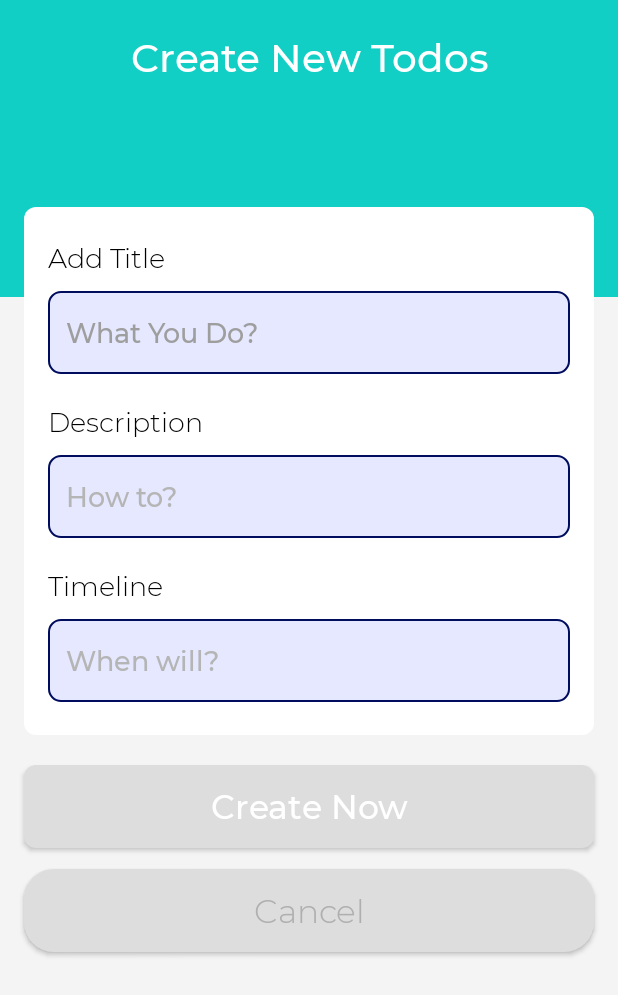
After one commit to WuTangDecClan/Cured, an Android app: the NewDiaryActivity screen opened directly, with no data from a screen before it, on a phone screen of 412 x 824 dp. The commit adds this screen. Shown: the top 995 px of the screen. Run offline under Robolectric (Android 15) with nearby library versions, the phone set to English and light mode, and no system bars; our stand-ins replace Firebase (no records; nobody signed in at launch, a user with empty details on screens opened directly).

Commit message:
Adding diary entry

```diff
--- a/app/src/main/AndroidManifest.xml
+++ b/app/src/main/AndroidManifest.xml
@@ -35,6 +35,7 @@
         <activity android:name=".EditMedicineActivity" />
         <activity android:name=".DiaryActivity" />
         <activity android:name=".NotificationActivity"></activity>
+        <activity android:name=".NewDiaryActivity"></activity>
 
         <receiver
             android:name=".Reboot"
--- a/app/src/main/java/com/example/cured/DiaryActivity.java
+++ b/app/src/main/java/com/example/cured/DiaryActivity.java
@@ -1,6 +1,9 @@
 package com.example.cured;
+
+import android.content.Intent;
 import android.graphics.Typeface;
 import android.os.Bundle;
+import android.view.View;
 import android.widget.Button;
 import android.widget.TextView;
 import android.widget.Toast;
@@ -49,13 +52,13 @@ public class DiaryActivity extends AppCompatActivity {
         btnAddDiary.setTypeface(MLight);
 
         //Button to add diary starts new activity
-//        btnAddDiary.setOnClickListener(new View.OnClickListener() {
-//            @Override
-//            public void onClick(View v) {
-//                Intent a = new Intent(MainActivity.this,NewTodoActivity.class);
-//                startActivity(a);
-//            }
-//        });
+        btnAddDiary.setOnClickListener(new View.OnClickListener() {
+            @Override
+            public void onClick(View v) {
+                Intent a = new Intent(DiaryActivity.this,NewDiaryActivity.class);
+                startActivity(a);
+            }
+        });
 
 
         // working with data
--- /dev/null
+++ b/app/src/main/java/com/example/cured/NewDiaryActivity.java
@@ -0,0 +1,95 @@
+package com.example.cured;
+import android.content.Intent;
+import android.graphics.Typeface;
+import android.os.Bundle;
+import android.view.View;
+import android.widget.Button;
+import android.widget.EditText;
+import android.widget.TextView;
+
+import androidx.appcompat.app.AppCompatActivity;
+
+import com.google.firebase.database.DataSnapshot;
+import com.google.firebase.database.DatabaseError;
+import com.google.firebase.database.DatabaseReference;
+import com.google.firebase.database.FirebaseDatabase;
+import com.google.firebase.database.ValueEventListener;
+
+import java.util.Random;
+
+public class NewDiaryActivity extends AppCompatActivity {
+
+    TextView titlepage, addtitle, adddesc, adddate;
+    EditText diary_title, diary_desc, diary_date;
+    Button btnSaveEntry, btnCancel;
+    DatabaseReference reference;
+    Integer diaryNum = new Random().nextInt();
+    String diary_key = Integer.toString(diaryNum);
+
+    @Override
+    protected void onCreate(Bundle savedInstanceState) {
+        super.onCreate(savedInstanceState);
+        setContentView(R.layout.new_diary);
+
+        titlepage = findViewById(R.id.titlepage);
+
+        addtitle = findViewById(R.id.addtitle);
+        adddesc = findViewById(R.id.adddesc);
+        adddate = findViewById(R.id.adddate);
+
+        diary_title = findViewById(R.id.diary_title);
+        diary_desc = findViewById(R.id.diary_desc);
+        diary_date = findViewById(R.id.diary_date);
+
+        btnSaveEntry = findViewById(R.id.btnSaveEntry);
+        btnCancel = findViewById(R.id.btnCancel);
+
+        btnSaveEntry.setOnClickListener(new View.OnClickListener() {
+            @Override
+            public void onClick(View v) {
+                // insert data to database
+                reference = FirebaseDatabase.getInstance().getReference().child("DiaryApp").
+                        child("Diary" + diaryNum);
+                reference.addValueEventListener(new ValueEventListener() {
+                    @Override
+                    public void onDataChange(DataSnapshot dataSnapshot) {
+
+                        dataSnapshot.getRef().child("diary_title").setValue(diary_title.getText().toString());
+                        dataSnapshot.getRef().child("diary_desc").setValue(diary_desc.getText().toString());
+                        dataSnapshot.getRef().child("diary_date").setValue(diary_date.getText().toString());
+                        dataSnapshot.getRef().child("diary_key").setValue(diary_key);
+
+                        Intent a = new Intent(NewDiaryActivity.this,DiaryActivity.class);
+                        startActivity(a);
+
+                    }
+
+                    @Override
+                    public void onCancelled(DatabaseError databaseError) {
+
+                    }
+                });
+            }
+        });
+
+        // import font
+        Typeface MLight = Typeface.createFromAsset(getAssets(), "fonts/ML.ttf");
+        Typeface MMedium = Typeface.createFromAsset(getAssets(), "fonts/MM.ttf");
+
+        // customize font
+        titlepage.setTypeface(MMedium);
+
+        addtitle.setTypeface(MLight);
+        diary_title.setTypeface(MMedium);
+
+        adddesc.setTypeface(MLight);
+        diary_desc.setTypeface(MMedium);
+
+        adddate.setTypeface(MLight);
+        diary_date.setTypeface(MMedium);
+
+        btnSaveEntry.setTypeface(MMedium);
+        btnCancel.setTypeface(MLight);
+
+    }
+}
--- /dev/null
+++ b/app/src/main/res/layout/new_diary.xml
@@ -0,0 +1,164 @@
+<?xml version="1.0" encoding="utf-8"?>
+<LinearLayout
+    android:orientation="vertical"
+    xmlns:android="http://schemas.android.com/apk/res/android"
+    xmlns:app="http://schemas.android.com/apk/res-auto"
+    xmlns:tools="http://schemas.android.com/tools"
+    android:layout_width="match_parent"
+    android:layout_height="match_parent"
+    android:background="#F4F4F4"
+    tools:context=".MainActivity">
+
+
+    <LinearLayout
+        android:orientation="vertical"
+        android:layout_width="match_parent"
+        android:background="@color/colorAccent"
+        android:layout_height="198dp">
+
+        <TextView
+            android:id="@+id/titlepage"
+            android:layout_marginTop="20dp"
+            android:textSize="26sp"
+            android:textColor="#FFF"
+            android:text="Create New Todos"
+            android:textAlignment="center"
+            android:layout_marginBottom="18dp"
+            android:layout_width="match_parent"
+            android:layout_height="wrap_content" />
+
+
+    </LinearLayout>
+
+    <LinearLayout
+        android:layout_marginLeft="16dp"
+        android:layout_marginRight="16dp"
+        android:layout_marginTop="-60dp"
+        android:layout_width="match_parent"
+        android:layout_height="wrap_content"
+        android:background="@drawable/bgitemdoes"
+        android:orientation="vertical"
+        android:paddingBottom="22dp"
+        android:paddingTop="22dp">
+
+        <LinearLayout
+            android:layout_marginRight="16dp"
+            android:layout_marginLeft="16dp"
+            android:orientation="vertical"
+            android:layout_width="match_parent"
+            android:layout_height="wrap_content">
+
+            <TextView
+                android:id="@+id/addtitle"
+                android:textSize="18sp"
+                android:textColor="@color/colorPrimaryDark"
+                android:text="Add Title"
+                android:layout_marginBottom="10dp"
+                android:layout_width="match_parent"
+                android:layout_height="wrap_content" />
+
+            <EditText
+                android:id="@+id/diary_title"
+                android:inputType="text"
+                android:background="@drawable/bginputtask"
+                android:paddingLeft="12dp"
+                android:textColorHint="#9E9E9E"
+                android:textColor="@color/colorPrimaryDark"
+                android:hint="What You Do?"
+                android:layout_width="match_parent"
+                android:layout_height="55dp" />
+
+        </LinearLayout>
+
+        <LinearLayout
+            android:layout_marginTop="20dp"
+            android:layout_marginRight="16dp"
+            android:layout_marginLeft="16dp"
+            android:orientation="vertical"
+            android:layout_width="match_parent"
+            android:layout_height="wrap_content">
+
+            <TextView
+                android:id="@+id/adddesc"
+                android:textSize="18sp"
+                android:textColor="@color/colorPrimaryDark"
+                android:text="Description"
+                android:layout_marginBottom="10dp"
+                android:layout_width="match_parent"
+                android:layout_height="wrap_content" />
+
+            <EditText
+                android:id="@+id/diary_desc"
+                android:inputType="text"
+                android:background="@drawable/bginputtask"
+                android:paddingLeft="12dp"
+                android:textColorHint="#B5B5B5"
+                android:maxLength="25"
+                android:textColor="@color/colorPrimaryDark"
+                android:hint="How to?"
+                android:layout_width="match_parent"
+                android:layout_height="55dp" />
+
+        </LinearLayout>
+
+        <LinearLayout
+            android:layout_marginTop="20dp"
+            android:layout_marginRight="16dp"
+            android:layout_marginLeft="16dp"
+            android:orientation="vertical"
+            android:layout_width="match_parent"
+            android:layout_height="wrap_content">
+
+            <TextView
+                android:id="@+id/adddate"
+                android:textSize="18sp"
+                android:textColor="@color/colorPrimaryDark"
+                android:text="Timeline"
+                android:layout_marginBottom="10dp"
+                android:layout_width="match_parent"
+                android:layout_height="wrap_content" />
+
+            <EditText
+                android:id="@+id/diary_date"
+                android:inputType="text"
+                android:background="@drawable/bginputtask"
+                android:paddingLeft="12dp"
+                android:textColorHint="#B5B5B5"
+                android:textColor="@color/colorPrimaryDark"
+                android:hint="When will?"
+                android:layout_width="match_parent"
+                android:layout_height="55dp" />
+
+        </LinearLayout>
+
+
+    </LinearLayout>
+
+    <Button
+        android:id="@+id/btnSaveEntry"
+        android:layout_marginRight="16dp"
+        android:layout_marginLeft="16dp"
+        android:layout_marginTop="20dp"
+        android:text="Create Now"
+        android:textColor="#FFF"
+        android:textAllCaps="false"
+        android:background="@drawable/bgbtncreate"
+        android:textSize="22sp"
+        android:layout_width="match_parent"
+        android:layout_height="55dp" />
+
+    <Button
+        android:id="@+id/btnCancel"
+        android:layout_marginRight="16dp"
+        android:layout_marginLeft="16dp"
+        android:layout_marginTop="14dp"
+        android:text="Cancel"
+        android:textColor="#AFAFAF"
+        android:textAllCaps="false"
+        android:background="@drawable/bgbtncancel"
+        android:textSize="22sp"
+        android:layout_width="match_parent"
+        android:layout_height="55dp" />
+
+
+</LinearLayout>
```
